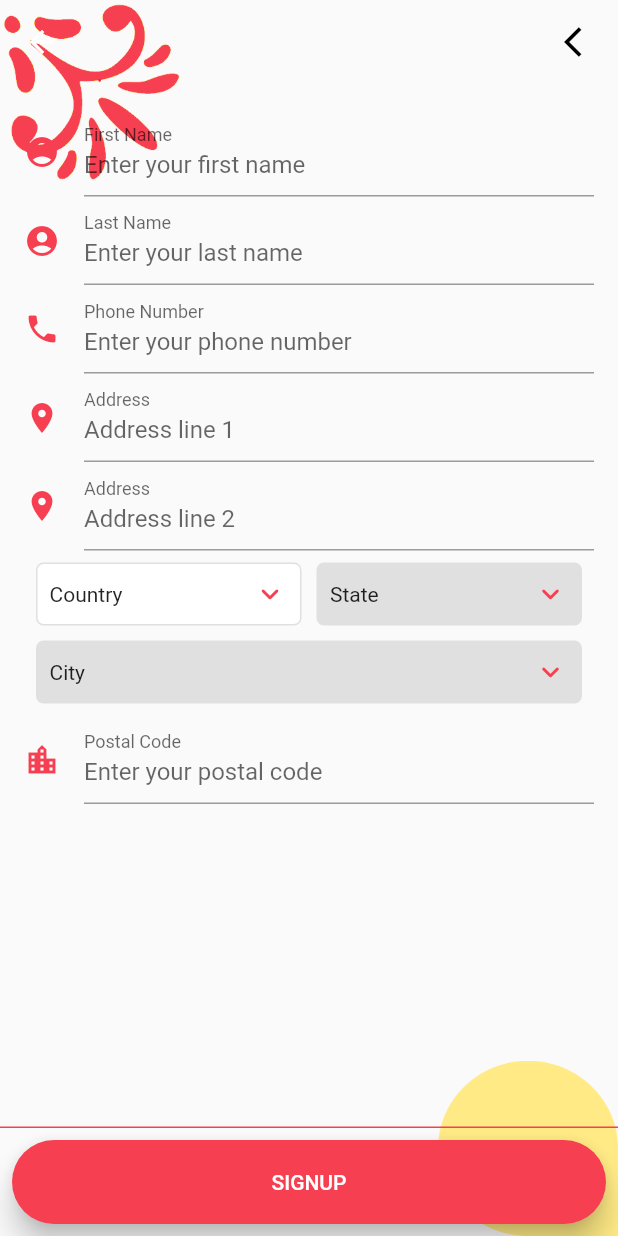
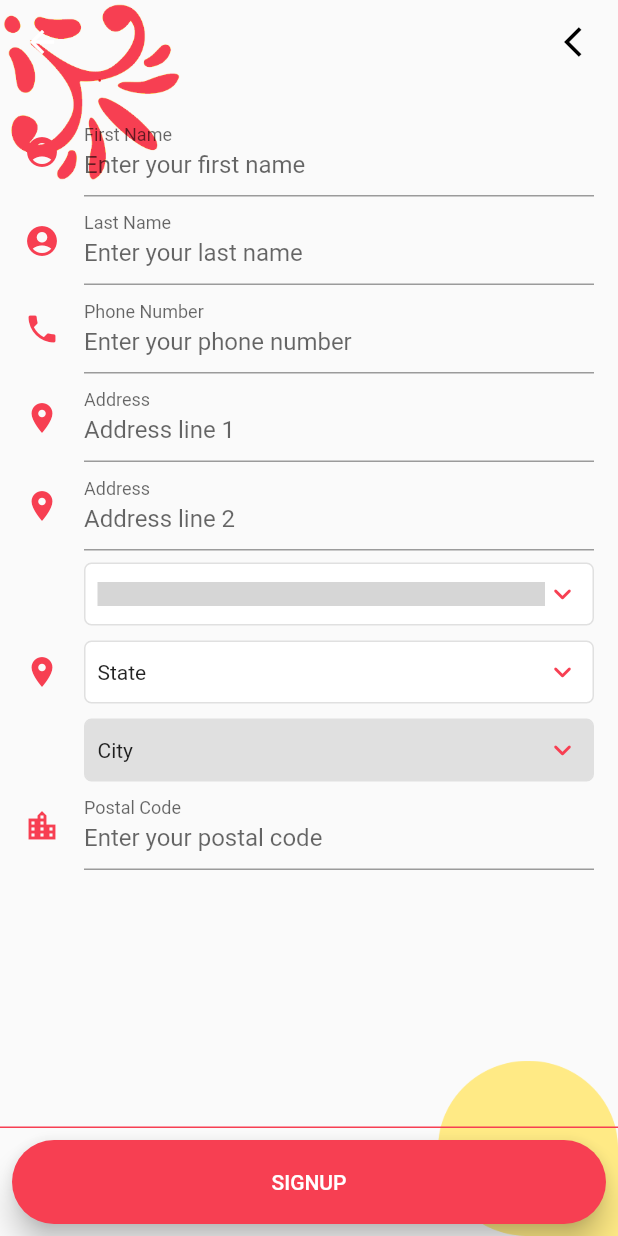
Before and after one commit to sduzair/meal-dash, a Flutter app: the SignUpScreen2 screen opened directly with empty values, on a phone screen of 412 x 824 dp. Run offline on Flutter 3.47's test engine with Material 2 defaults, Android fonts, the phone set to English and light mode, and no system bars; our stand-ins replace animated_text_kit, dotted_border, flutter_svg, google_fonts, image_cropper, image_picker and 1 more; missing offline and left inert: material_tag_editor; accounts and stored records are empty; Roboto replaces fonts that are missing (Poppins); project files that could hold a hidden picture were left out; grey boxes are pictures that could not be loaded.

Commit message:
dropdown fields alignment

```diff
--- a/mealdash_flutter_app/lib/features/authentication/views/signup/signup_screen2.dart
+++ b/mealdash_flutter_app/lib/features/authentication/views/signup/signup_screen2.dart
@@ -126,24 +126,42 @@ class SignUpScreen2State extends State<SignUpScreen2> {
                   // },
                 ),
                 Padding(
-                  padding: const EdgeInsets.all(8.0),
-                  child: Container(child: CSCPicker(
-                    onCountryChanged: (country){
-                      setState(() {
+                  padding:
+                      const EdgeInsets.only(top: constants.defaultPaddingSmall),
+                  child: Row(
+                    mainAxisSize: MainAxisSize.max,
+                    children: [
+                      const Icon(Icons.location_on),
+                      const SizedBox(width: constants.defaultPadding),
+                      Expanded(
+                        child: CSCPicker(
+                          layout: Layout.vertical,
+                          defaultCountry: DefaultCountry.Canada,
+                          disableCountry: true,
+                          // dropdownDecoration: BoxDecoration(
+                          //   borderRadius: BorderRadius.circular(0),
+                          //   border: Border.all(color: Colors.grey),
+                          //   shape: BoxShape.rectangle,
+                          // ),
+                          onCountryChanged: (country) {
+                            // setState(() {
                             widget.userSignUpModel.country = country;
-                      });
+                            // });
                           },
-                    onStateChanged: (state){
-                      setState(() {
+                          onStateChanged: (state) {
+                            // setState(() {
                             widget.userSignUpModel.state = state;
-                      });
+                            // });
                           },
-                    onCityChanged: (city){
-                      setState(() {
+                          onCityChanged: (city) {
+                            // setState(() {
                             widget.userSignUpModel.city = city;
-                      });
+                            // });
                           },
-                  )),
+                        ),
+                      ),
+                    ],
+                  ),
                 ),
                 // TextFormField(
                 //   onSaved: (newValue) {
```
Lines whose indentation alone changed are shown as unchanged.
